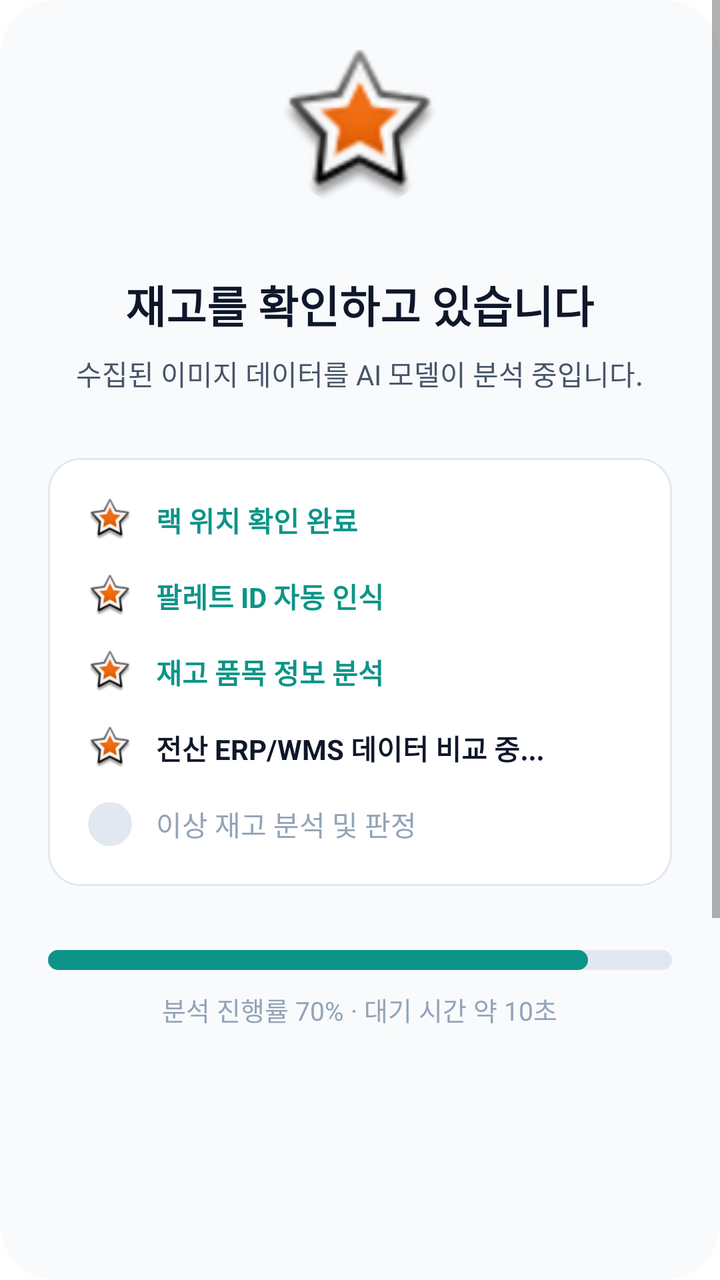
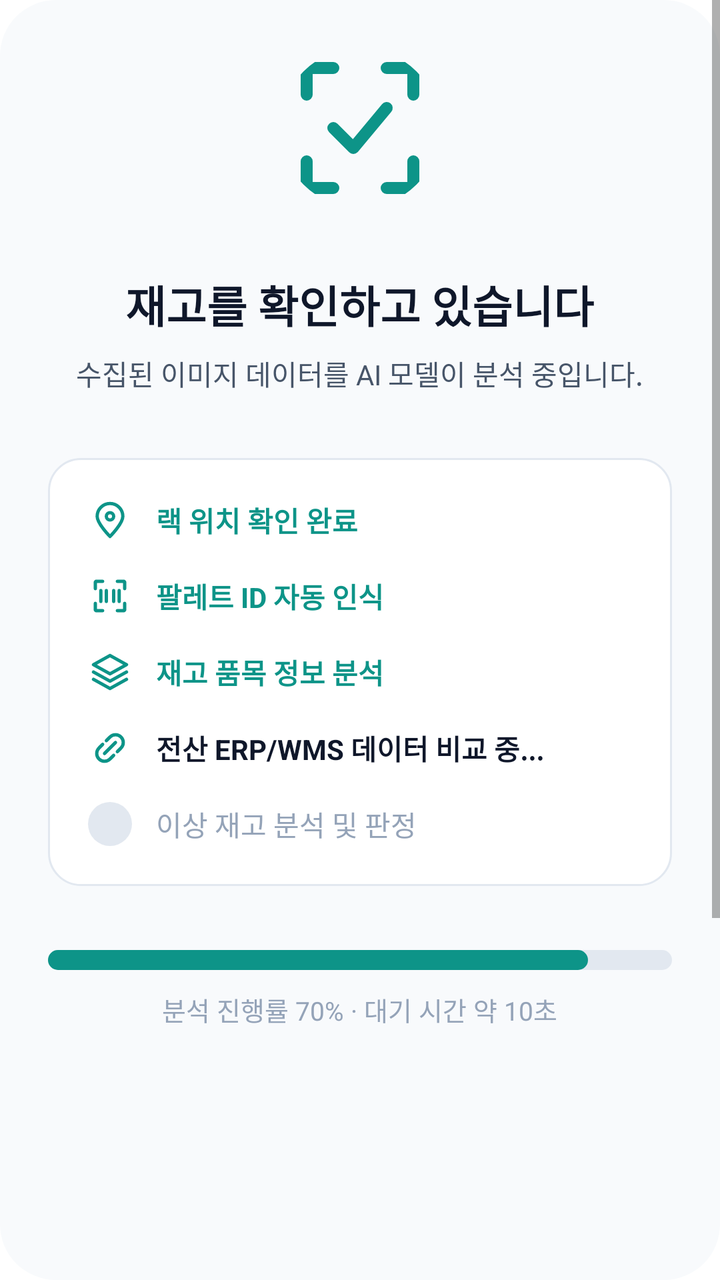

Screens rendered from an Android XML layout before and after an edit, with the pre-edit source and the edit as a unified diff.
<!-- AndroidManifest.xml: application theme Theme.MaterialComponents.DayNight.NoActionBar -->
<!-- res/layout/activity_ai_analysis.xml -->
<LinearLayout 
	xmlns:android="http://schemas.android.com/apk/res/android"
	xmlns:tools="http://schemas.android.com/tools"
	xmlns:app="http://schemas.android.com/apk/res-auto"
	android:background="#FFFFFF"
	android:orientation="vertical"
	android:layout_width="match_parent"
	android:layout_height="match_parent">
	<ScrollView 
		android:id="@+id/rversjnz6l4"
		android:layout_width="match_parent"
		android:layout_height="wrap_content"
		android:layout_weight="1"
		android:background="@drawable/cr28bf8fafc">
		<LinearLayout
			android:layout_width="match_parent"
			android:layout_height="match_parent"
			android:orientation="vertical">
			<LinearLayout
				android:id="@+id/ro63gjcf6oqe"
				android:layout_width="match_parent"
				android:layout_height="wrap_content"
				android:layout_marginBottom="295dp"
				android:orientation="vertical">
				<LinearLayout
					android:id="@+id/rma91orgqs2"
					android:layout_width="match_parent"
					android:layout_height="wrap_content"
					android:gravity="center_vertical"
					android:paddingVertical="11dp"
					android:paddingHorizontal="20dp"
					android:visibility="gone"
					android:orientation="horizontal">
					<TextView
						android:id="@+id/re15lv8zklhl"
						android:textColor="#0F172A"
						android:textSize="14sp"
						android:textStyle="bold"
						android:layout_height="wrap_content"
						android:layout_width="wrap_content"
						android:text=""
					/>
					<View
						android:layout_width="0dp"
						android:layout_height="0dp"
						android:layout_weight="1"
					 />
					<ImageView
						android:id="@+id/rz6o2bx5g2le"
						android:layout_width="72dp"
						android:layout_height="18dp"
						android:src="@android:drawable/star_big_on"
						android:scaleType="fitXY"
					/>
				</LinearLayout>
				<LinearLayout
					android:id="@+id/rx369nut1908"
					android:layout_width="match_parent"
					android:layout_height="wrap_content"
					android:gravity="center_horizontal"
					android:paddingVertical="24dp"
					android:orientation="vertical">
					<com.google.android.material.imageview.ShapeableImageView
						android:id="@+id/rdmwo9fxbiip"
						app:shapeAppearanceOverlay="@style/cr40"
						android:layout_width="80dp"
						android:layout_height="80dp"
						android:layout_marginBottom="32dp"
						android:src="@android:drawable/star_big_on"
						android:scaleType="fitXY"
					/>
					<LinearLayout
						android:id="@+id/r8ieptv5xn0v"
						android:layout_width="wrap_content"
						android:layout_height="wrap_content"
						android:gravity="center_horizontal"
						android:layout_marginBottom="32dp"
						android:orientation="vertical">
						<TextView
							android:id="@+id/r1asovcw5brk"
							android:textColor="#0F172A"
							android:textSize="22sp"
							android:textStyle="bold"
							android:layout_marginBottom="8dp"
							android:layout_height="wrap_content"
							android:layout_width="wrap_content"
							android:text="재고를 확인하고 있습니다"
						/>
						<TextView
							android:id="@+id/rz3p0jdfzdvn"
							android:textColor="#475569"
							android:textSize="14sp"
							android:layout_height="wrap_content"
							android:layout_width="wrap_content"
							android:text="수집된 이미지 데이터를 AI 모델이 분석 중입니다."
						/>
					</LinearLayout>
					<LinearLayout
						android:id="@+id/rdg3654a5j9o"
						android:layout_width="match_parent"
						android:layout_height="wrap_content"
						android:background="@drawable/se2e8f0sw1cr16bffffff"
						android:padding="20dp"
						android:layout_marginBottom="32dp"
						android:layout_marginHorizontal="24dp"
						android:orientation="vertical">
						<LinearLayout
							android:id="@+id/r7szx983wrsl"
							android:layout_width="match_parent"
							android:layout_height="wrap_content"
							android:gravity="center_vertical"
							android:layout_marginBottom="16dp"
							android:orientation="horizontal">
							<com.google.android.material.imageview.ShapeableImageView
								android:id="@+id/rb73pghpvfrn"
								app:shapeAppearanceOverlay="@style/cr11"
								android:layout_width="22dp"
								android:layout_height="22dp"
								android:layout_marginEnd="12dp"
								android:src="@android:drawable/star_big_on"
								android:scaleType="fitXY"
							/>
							<TextView
								android:id="@+id/rfguc6477ph"
								android:textColor="#0D9488"
								android:textSize="14sp"
								android:textStyle="bold"
								android:layout_height="wrap_content"
								android:layout_width="wrap_content"
								android:text="랙 위치 확인 완료"
							/>
						</LinearLayout>
						<LinearLayout
							android:id="@+id/rr4zya7rc71d"
							android:layout_width="match_parent"
							android:layout_height="wrap_content"
							android:gravity="center_vertical"
							android:layout_marginBottom="16dp"
							android:orientation="horizontal">
							<com.google.android.material.imageview.ShapeableImageView
								android:id="@+id/r9ckh5qe6sxs"
								app:shapeAppearanceOverlay="@style/cr11"
								android:layout_width="22dp"
								android:layout_height="22dp"
								android:layout_marginEnd="12dp"
								android:src="@android:drawable/star_big_on"
								android:scaleType="fitXY"
							/>
							<TextView
								android:id="@+id/r0q0u57sx5lyf"
								android:textColor="#0D9488"
								android:textSize="14sp"
								android:textStyle="bold"
								android:layout_height="wrap_content"
								android:layout_width="wrap_content"
								android:text="팔레트 ID 자동 인식"
							/>
						</LinearLayout>
						<LinearLayout
							android:id="@+id/r2e19105z3t"
							android:layout_width="match_parent"
							android:layout_height="wrap_content"
							android:gravity="center_vertical"
							android:layout_marginBottom="16dp"
							android:orientation="horizontal">
							<com.google.android.material.imageview.ShapeableImageView
								android:id="@+id/rmnknvzzp5q"
								app:shapeAppearanceOverlay="@style/cr11"
								android:layout_width="22dp"
								android:layout_height="22dp"
								android:layout_marginEnd="12dp"
								android:src="@android:drawable/star_big_on"
								android:scaleType="fitXY"
							/>
							<TextView
								android:id="@+id/rorz98dxnyx"
								android:textColor="#0D9488"
								android:textSize="14sp"
								android:textStyle="bold"
								android:layout_height="wrap_content"
								android:layout_width="wrap_content"
								android:text="재고 품목 정보 분석"
							/>
						</LinearLayout>
						<LinearLayout
							android:id="@+id/r9zcbxh10prg"
							android:layout_width="match_parent"
							android:layout_height="wrap_content"
							android:gravity="center_vertical"
							android:layout_marginBottom="16dp"
							android:orientation="horizontal">
							<com.google.android.material.imageview.ShapeableImageView
								android:id="@+id/r3v85p35v399"
								app:shapeAppearanceOverlay="@style/cr11"
								android:layout_width="22dp"
								android:layout_height="22dp"
								android:layout_marginEnd="12dp"
								android:src="@android:drawable/star_big_on"
								android:scaleType="fitXY"
							/>
							<TextView
								android:id="@+id/rl38djr03zcc"
								android:textColor="#0F172A"
								android:textSize="14sp"
								android:textStyle="bold"
								android:layout_height="wrap_content"
								android:layout_width="wrap_content"
								android:text="전산 ERP/WMS 데이터 비교 중..."
							/>
						</LinearLayout>
						<LinearLayout
							android:id="@+id/rij41y4upao"
							android:layout_width="match_parent"
							android:layout_height="wrap_content"
							android:gravity="center_vertical"
							android:orientation="horizontal">
							<LinearLayout
								android:id="@+id/rqkkvskn6vx9"
								android:layout_width="22dp"
								android:layout_height="22dp"
								android:background="@drawable/cr11be2e8f0"
								android:layout_marginEnd="12dp"
								android:orientation="vertical">
							</LinearLayout>
							<TextView
								android:id="@+id/rzoaifrtlv2r"
								android:textColor="#94A3B8"
								android:textSize="14sp"
								android:layout_height="wrap_content"
								android:layout_width="wrap_content"
								android:text="이상 재고 분석 및 판정"
							/>
						</LinearLayout>
					</LinearLayout>
					<LinearLayout
						android:id="@+id/rbc6wogwljgd"
						android:layout_width="match_parent"
						android:layout_height="wrap_content"
						android:gravity="center_horizontal"
						android:layout_marginHorizontal="24dp"
						android:orientation="vertical">
						<LinearLayout
							android:id="@+id/rjo4ewvpfsb"
							android:layout_width="match_parent"
							android:layout_height="wrap_content"
							android:background="@drawable/cr5be2e8f0"
							android:layout_marginBottom="10dp"
							android:orientation="vertical">
							<LinearLayout
								android:id="@+id/raleoml04go"
								android:layout_width="270dp"
								android:layout_height="10dp"
								android:background="@drawable/cr5b0d9488"
								android:orientation="vertical">
							</LinearLayout>
						</LinearLayout>
						<TextView
							android:id="@+id/ryb3n0t2fq8c"
							android:textColor="#94A3B8"
							android:textSize="13sp"
							android:layout_height="wrap_content"
							android:layout_width="wrap_content"
							android:text="분석 진행률 70% · 대기 시간 약 10초"
						/>
					</LinearLayout>
				</LinearLayout>
			</LinearLayout>
			<LinearLayout
				android:id="@+id/rskfms57zgdg"
				android:layout_width="match_parent"
				android:layout_height="wrap_content"
				android:gravity="center_horizontal"
				android:paddingVertical="20dp"
				android:orientation="vertical">
				<TextView
					android:id="@+id/rk00azznqc8"
					android:textColor="#475569"
					android:textSize="13sp"
					android:layout_height="wrap_content"
					android:layout_width="wrap_content"
					android:text="안정적인 네트워크 연결 환경에서 작업해주세요."
				/>
			</LinearLayout>
		</LinearLayout>
	</ScrollView>
</LinearLayout>
<!-- resources referenced by this layout -->
<resources>
  <!-- drawable cr11be2e8f0 (drawable) -->
  <?xml version="1.0" encoding="UTF-8"?>
  <shape
  	xmlns:android="http://schemas.android.com/apk/res/android">
  	<solid
  		android:color="#E2E8F0"
  	/>
  	<corners
  		android:radius="11dp"
  	/>      
  </shape>
  <!-- drawable cr28bf8fafc (drawable) -->
  <?xml version="1.0" encoding="UTF-8"?>
  <shape
  	xmlns:android="http://schemas.android.com/apk/res/android">
  	<solid
  		android:color="#F8FAFC"
  	/>
  	<corners
  		android:radius="28dp"
  	/>      
  </shape>
  <!-- drawable cr5b0d9488 (drawable) -->
  <?xml version="1.0" encoding="UTF-8"?>
  <shape
  	xmlns:android="http://schemas.android.com/apk/res/android">
  	<solid
  		android:color="#0D9488"
  	/>
  	<corners
  		android:radius="5dp"
  	/>      
  </shape>
  <!-- drawable cr5be2e8f0 (drawable) -->
  <?xml version="1.0" encoding="UTF-8"?>
  <shape
  	xmlns:android="http://schemas.android.com/apk/res/android">
  	<solid
  		android:color="#E2E8F0"
  	/>
  	<corners
  		android:radius="5dp"
  	/>      
  </shape>
  <!-- drawable se2e8f0sw1cr16bffffff (drawable) -->
  <?xml version="1.0" encoding="UTF-8"?>
  <shape
  	xmlns:android="http://schemas.android.com/apk/res/android">
  	<solid
  		android:color="#FFFFFF"
  	/>
  	<stroke
  		android:color="#E2E8F0"
  		android:width="1dp"
  	/>       
  	<corners
  		android:radius="16dp"
  	/>      
  </shape>
  <style name="cr11">
  		<item name="cornerSize">11dp</item>
  	</style>
  <style name="cr40">
  		<item name="cornerSize">40dp</item>
  	</style>
</resources>

<!-- the commit's change to res/layout/activity_ai_analysis.xml (unified diff, before → after) -->
@@ -66,8 +66,8 @@
 						android:layout_width="80dp"
 						android:layout_height="80dp"
 						android:layout_marginBottom="32dp"
-						android:src="@android:drawable/star_big_on"
-						android:scaleType="fitXY"
+						android:src="@drawable/ic_inven_audit"
+						android:scaleType="fitCenter"
 					/>
 					<LinearLayout
 						android:id="@+id/r8ieptv5xn0v"
@@ -117,8 +117,8 @@
 								android:layout_width="22dp"
 								android:layout_height="22dp"
 								android:layout_marginEnd="12dp"
-								android:src="@android:drawable/star_big_on"
-								android:scaleType="fitXY"
+								android:src="@drawable/ic_inven_pin"
+								android:scaleType="fitCenter"
 							/>
 							<TextView
 								android:id="@+id/rfguc6477ph"
@@ -143,8 +143,8 @@
 								android:layout_width="22dp"
 								android:layout_height="22dp"
 								android:layout_marginEnd="12dp"
-								android:src="@android:drawable/star_big_on"
-								android:scaleType="fitXY"
+								android:src="@drawable/ic_inven_barcode"
+								android:scaleType="fitCenter"
 							/>
 							<TextView
 								android:id="@+id/r0q0u57sx5lyf"
@@ -169,8 +169,8 @@
 								android:layout_width="22dp"
 								android:layout_height="22dp"
 								android:layout_marginEnd="12dp"
-								android:src="@android:drawable/star_big_on"
-								android:scaleType="fitXY"
+								android:src="@drawable/ic_inven_layers"
+								android:scaleType="fitCenter"
 							/>
 							<TextView
 								android:id="@+id/rorz98dxnyx"
@@ -195,8 +195,8 @@
 								android:layout_width="22dp"
 								android:layout_height="22dp"
 								android:layout_marginEnd="12dp"
-								android:src="@android:drawable/star_big_on"
-								android:scaleType="fitXY"
+								android:src="@drawable/ic_inven_link"
+								android:scaleType="fitCenter"
 							/>
 							<TextView
 								android:id="@+id/rl38djr03zcc"
<!-- resource entries referenced after the edit -->
@@ -44,6 +44,46 @@
   		android:radius="5dp"
   	/>      
   </shape>
+  <!-- drawable ic_inven_audit (drawable) -->
+  <vector xmlns:android="http://schemas.android.com/apk/res/android"
+      android:width="24dp" android:height="24dp"
+      android:viewportWidth="24" android:viewportHeight="24">
+      <path android:fillColor="#00000000" android:strokeColor="#0D9488"
+          android:strokeWidth="1.8" android:strokeLineCap="round" android:strokeLineJoin="round"
+          android:pathData="M8,3 H4 V7 M16,3 H20 V7 M8,21 H4 V17 M16,21 H20 V17 M8,12 L11,15 L16,9" />
+  </vector>
+  <!-- drawable ic_inven_barcode (drawable) -->
+  <vector xmlns:android="http://schemas.android.com/apk/res/android"
+      android:width="24dp" android:height="24dp"
+      android:viewportWidth="24" android:viewportHeight="24">
+      <path android:fillColor="#00000000" android:strokeColor="#0D9488"
+          android:strokeWidth="1.8" android:strokeLineCap="round" android:strokeLineJoin="round"
+          android:pathData="M8,4 H4 V8 M16,4 H20 V8 M8,20 H4 V16 M16,20 H20 V16 M7,9 V15 M10,9 V15 M14,9 V15 M17,9 V15" />
+  </vector>
+  <!-- drawable ic_inven_layers (drawable) -->
+  <vector xmlns:android="http://schemas.android.com/apk/res/android"
+      android:width="24dp" android:height="24dp"
+      android:viewportWidth="24" android:viewportHeight="24">
+      <path android:fillColor="#00000000" android:strokeColor="#0D9488"
+          android:strokeWidth="1.8" android:strokeLineCap="round" android:strokeLineJoin="round"
+          android:pathData="M3,8 L12,3 L21,8 L12,13 Z M3,12 L12,17 L21,12 M3,16 L12,21 L21,16" />
+  </vector>
+  <!-- drawable ic_inven_link (drawable) -->
+  <vector xmlns:android="http://schemas.android.com/apk/res/android"
+      android:width="24dp" android:height="24dp"
+      android:viewportWidth="24" android:viewportHeight="24">
+      <path android:fillColor="#00000000" android:strokeColor="#0D9488"
+          android:strokeWidth="1.8" android:strokeLineCap="round" android:strokeLineJoin="round"
+          android:pathData="M10,8 L12,6 A4,4 0 0,1 18,12 L16,14 M8,10 L6,12 A4,4 0 0,0 12,18 L14,16 M9,15 L15,9" />
+  </vector>
+  <!-- drawable ic_inven_pin (drawable) -->
+  <vector xmlns:android="http://schemas.android.com/apk/res/android"
+      android:width="24dp" android:height="24dp"
+      android:viewportWidth="24" android:viewportHeight="24">
+      <path android:fillColor="#00000000" android:strokeColor="#0D9488"
+          android:strokeWidth="1.8" android:strokeLineCap="round" android:strokeLineJoin="round"
+          android:pathData="M19,10 C19,14 12,21 12,21 C12,21 5,14 5,10 A7,7 0 0,1 19,10 Z M14,10 A2,2 0 1,1 10,10 A2,2 0 1,1 14,10" />
+  </vector>
   <!-- drawable se2e8f0sw1cr16bffffff (drawable) -->
   <?xml version="1.0" encoding="UTF-8"?>
   <shape
